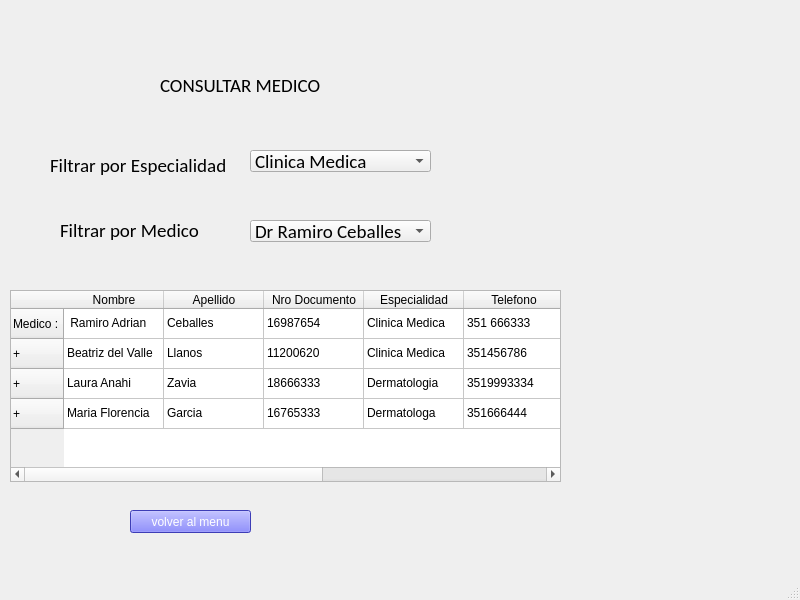
The window that ui/doctor/consulta _medica.ui (florgarciazavia/Clinica-UI) describes before a commit, drawn with Qt 5.
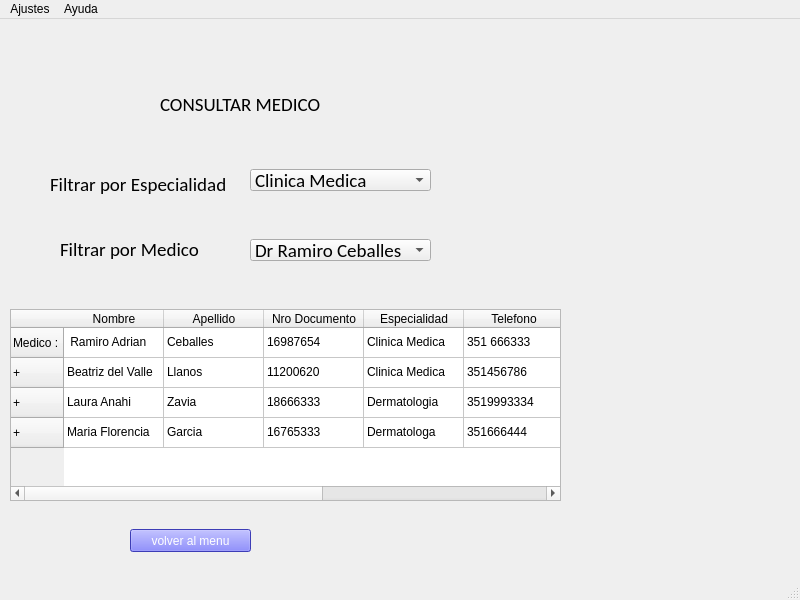
The same window after the commit.

Commit message: Update consulta medica

The edit to the form file:
```diff
--- a/ui/doctor/consulta _medica.ui
+++ b/ui/doctor/consulta _medica.ui
@@ -400,6 +400,18 @@
      <height>21</height>
     </rect>
    </property>
+   <widget class="QMenu" name="menuAjustes">
+    <property name="title">
+     <string>Ajustes</string>
+    </property>
+   </widget>
+   <widget class="QMenu" name="menuAyuda">
+    <property name="title">
+     <string>Ayuda</string>
+    </property>
+   </widget>
+   <addaction name="menuAjustes"/>
+   <addaction name="menuAyuda"/>
   </widget>
   <widget class="QStatusBar" name="statusbar"/>
  </widget>
```
